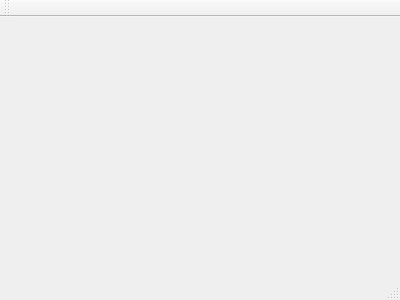
This is CamSpec/mainwindow.ui in hgarbeil/Rasp-Camtool as Qt 5 draws it before an edit. The edited form follows.
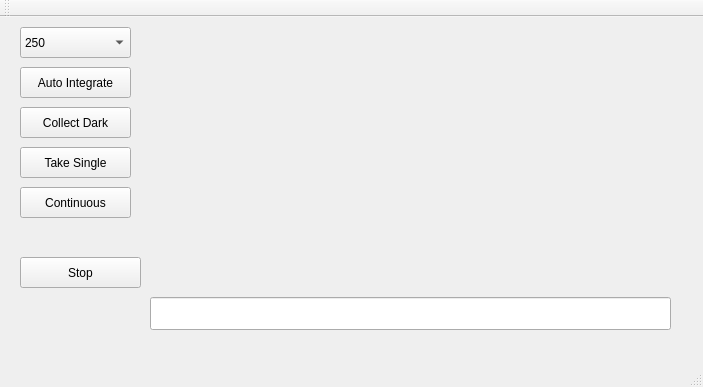
This is the edited form. Custom widgets are drawn as their Qt base class.

Commit message: added command line GasSpec program

```diff
--- a/CamSpec/mainwindow.ui
+++ b/CamSpec/mainwindow.ui
@@ -1,24 +1,181 @@
 <ui version="4.0">
  <class>MainWindow</class>
- <widget class="QMainWindow" name="MainWindow" >
-  <property name="geometry" >
+ <widget class="QMainWindow" name="MainWindow">
+  <property name="geometry">
    <rect>
     <x>0</x>
     <y>0</y>
-    <width>400</width>
-    <height>300</height>
+    <width>703</width>
+    <height>387</height>
    </rect>
   </property>
   <property name="windowTitle" >
    <string>MainWindow</string>
   </property>
-  <widget class="QMenuBar" name="menuBar" />
-  <widget class="QToolBar" name="mainToolBar" />
-  <widget class="QWidget" name="centralWidget" />
-  <widget class="QStatusBar" name="statusBar" />
+  <widget class="QWidget" name="centralWidget">
+   <widget class="MyPlot" name="specPlot" native="true">
+    <property name="geometry">
+     <rect>
+      <x>150</x>
+      <y>0</y>
+      <width>521</width>
+      <height>271</height>
+     </rect>
+    </property>
+   </widget>
+   <widget class="QPushButton" name="singleScanButton">
+    <property name="geometry">
+     <rect>
+      <x>20</x>
+      <y>130</y>
+      <width>111</width>
+      <height>31</height>
+     </rect>
+    </property>
+    <property name="text">
+     <string>Take Single</string>
+    </property>
+   </widget>
+   <widget class="QPushButton" name="stopCollectButton">
+    <property name="geometry">
+     <rect>
+      <x>20</x>
+      <y>240</y>
+      <width>121</width>
+      <height>31</height>
+     </rect>
+    </property>
+    <property name="text">
+     <string>Stop</string>
+    </property>
+   </widget>
+   <widget class="QPushButton" name="darkButton">
+    <property name="geometry">
+     <rect>
+      <x>20</x>
+      <y>90</y>
+      <width>111</width>
+      <height>31</height>
+     </rect>
+    </property>
+    <property name="text">
+     <string>Collect Dark</string>
+    </property>
+   </widget>
+   <widget class="QPushButton" name="autoIntButton">
+    <property name="geometry">
+     <rect>
+      <x>20</x>
+      <y>50</y>
+      <width>111</width>
+      <height>31</height>
+     </rect>
+    </property>
+    <property name="text">
+     <string>Auto Integrate</string>
+    </property>
+   </widget>
+   <widget class="QComboBox" name="integCB">
+    <property name="geometry">
+     <rect>
+      <x>20</x>
+      <y>10</y>
+      <width>111</width>
+      <height>31</height>
+     </rect>
+    </property>
+    <property name="currentIndex">
+     <number>2</number>
+    </property>
+    <item>
+     <property name="text">
+      <string>50</string>
+     </property>
+    </item>
+    <item>
+     <property name="text">
+      <string>100</string>
+     </property>
+    </item>
+    <item>
+     <property name="text">
+      <string>250</string>
+     </property>
+    </item>
+    <item>
+     <property name="text">
+      <string>500</string>
+     </property>
+    </item>
+    <item>
+     <property name="text">
+      <string>750</string>
+     </property>
+    </item>
+    <item>
+     <property name="text">
+      <string>1000</string>
+     </property>
+    </item>
+    <item>
+     <property name="text">
+      <string>1500</string>
+     </property>
+    </item>
+   </widget>
+   <widget class="QPushButton" name="contButton">
+    <property name="geometry">
+     <rect>
+      <x>20</x>
+      <y>170</y>
+      <width>111</width>
+      <height>31</height>
+     </rect>
+    </property>
+    <property name="text">
+     <string>Continuous</string>
+    </property>
+   </widget>
+   <widget class="QLineEdit" name="gpsOutLE">
+    <property name="geometry">
+     <rect>
+      <x>150</x>
+      <y>280</y>
+      <width>521</width>
+      <height>33</height>
+     </rect>
+    </property>
+   </widget>
+  </widget>
+  <widget class="QMenuBar" name="menuBar">
+   <property name="geometry">
+    <rect>
+     <x>0</x>
+     <y>0</y>
+     <width>703</width>
+     <height>27</height>
+    </rect>
+   </property>
+  </widget>
+  <widget class="QToolBar" name="mainToolBar">
+   <attribute name="toolBarArea">
+    <enum>TopToolBarArea</enum>
+   </attribute>
+   <attribute name="toolBarBreak">
+    <bool>false</bool>
+   </attribute>
+  </widget>
+  <widget class="QStatusBar" name="statusBar"/>
  </widget>
- <layoutDefault spacing="6" margin="11" />
- <pixmapfunction></pixmapfunction>
+ <layoutdefault spacing="6" margin="11"/>
+ <customwidgets>
+  <customwidget>
+   <class>MyPlot</class>
+   <extends>QWidget</extends>
+   <header>myplot.h</header>
+   <container>1</container>
+  </customwidget>
+ </customwidgets>
  <resources/>
  <connections/>
 </ui>
```
Left out of the diff: 3 changed lines with no effect on the pictures. The commit also changes 33 other files.
